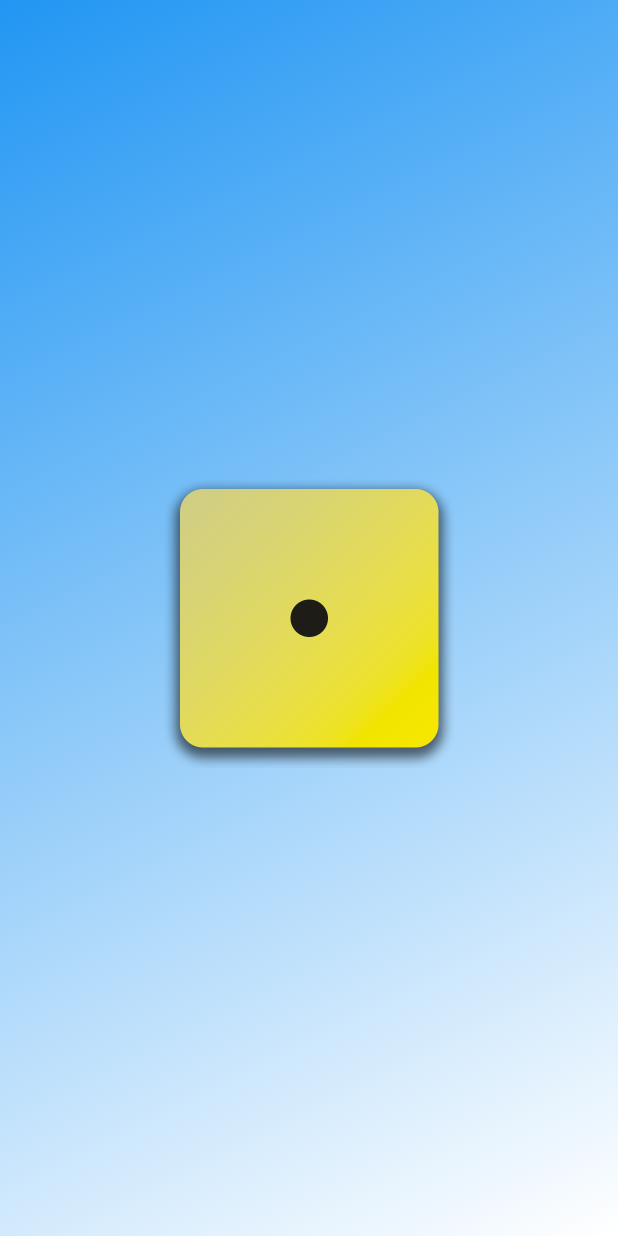
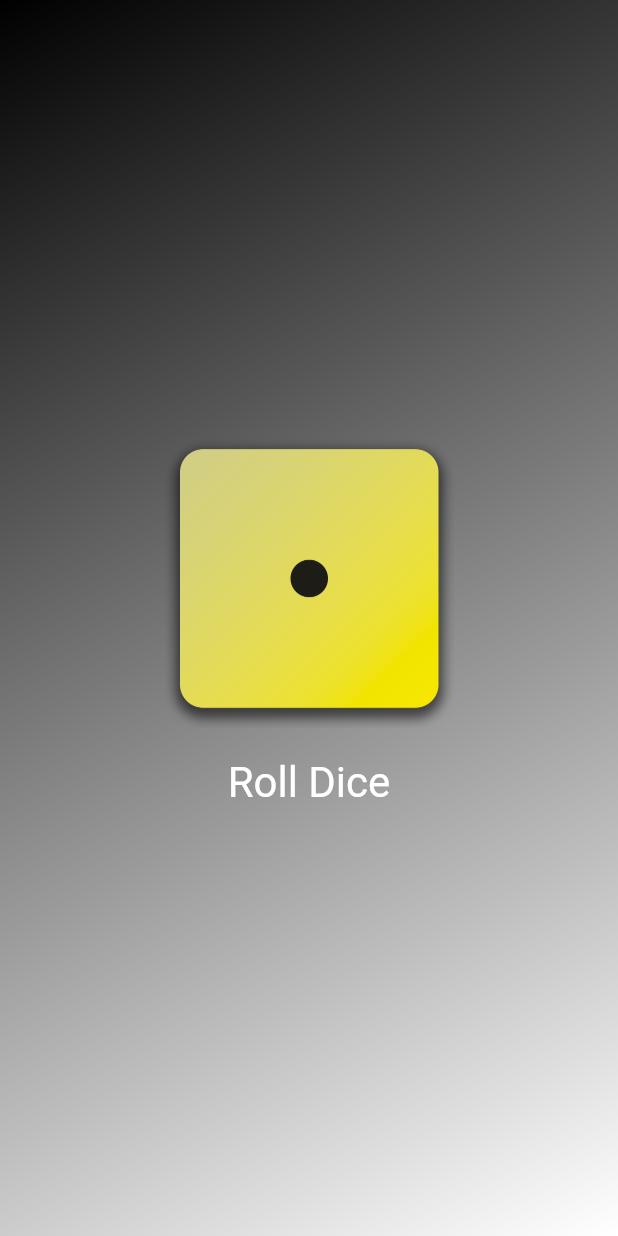
Before and after one commit to nfslee/first_app, a Flutter app: the screen it shows after launch, on a phone screen of 412 x 824 dp. Run offline on Flutter 3.47's test engine with Material 3 defaults, Android fonts, the phone set to English and light mode, and no system bars.

Commit message:
Finished first app

```diff
--- /dev/null
+++ b/lib/dice_roller.dart
@@ -0,0 +1,50 @@
+import 'dart:math';
+
+import 'package:flutter/material.dart';
+
+final randomizer = Random();
+
+class DiceRoller extends StatefulWidget {
+  const DiceRoller({super.key});
+
+  @override
+  State<DiceRoller> createState() {
+    return _DiceRollerState();
+  }
+}
+
+class _DiceRollerState extends State<DiceRoller> {
+  var currentDiceRoll = 1;
+
+  void rollDice() {
+    setState(() {
+      currentDiceRoll = randomizer.nextInt(6) + 1;
+    });
+  }
+
+  @override
+  Widget build(context) {
+    return Column(
+      mainAxisSize: MainAxisSize.min,
+      children: [
+        Image.asset(
+          'assets/dice-$currentDiceRoll.png',
+          width: 200,
+        ),
+        TextButton(
+          onPressed: rollDice,
+          style: TextButton.styleFrom(
+            padding: const EdgeInsets.only(
+              top: 20,
+            ),
+            foregroundColor: Colors.white,
+            textStyle: const TextStyle(
+              fontSize: 28,
+            ),
+          ),
+          child: const Text('Roll Dice'),
+        )
+      ],
+    );
+  }
+}
--- a/lib/gradient_container.dart
+++ b/lib/gradient_container.dart
@@ -1,3 +1,4 @@
+import 'package:first_app/dice_roller.dart';
 import 'package:flutter/material.dart';
 
 const startAlignment = Alignment.topLeft;
@@ -20,7 +21,7 @@ class GradientContainer extends StatelessWidget {
         ),
       ),
       child: Center(
-        child: Image.asset('assets/dice-1.png', width: 200),
+        child: DiceRoller(),
       ),
     );
   }
--- a/lib/main.dart
+++ b/lib/main.dart
@@ -5,7 +5,7 @@ void main() {
   runApp(
     const MaterialApp(
       home: Scaffold(
-        body: GradientContainer(Colors.blue, Colors.white),
+        body: GradientContainer(Colors.black, Colors.white),
       ),
     ),
   );
```
